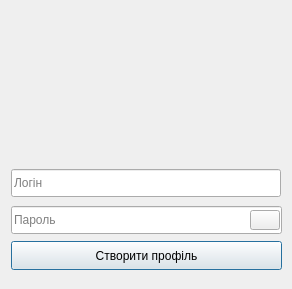
Above: users.ui from OstrovskyAndriy/audio_player before the change. Below: the same form after it.
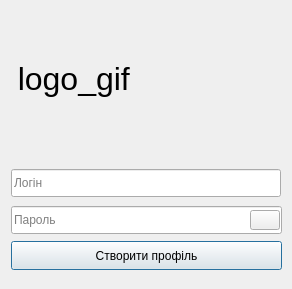
That is the form after the change. Icons and pictures are not drawn.

```diff
--- a/users.ui
+++ b/users.ui
@@ -45,7 +45,7 @@
     </font>
    </property>
    <property name="text">
-    <string/>
+    <string>  logo_gif</string>
    </property>
   </widget>
   <widget class="QLineEdit" name="nameEdit">
```
